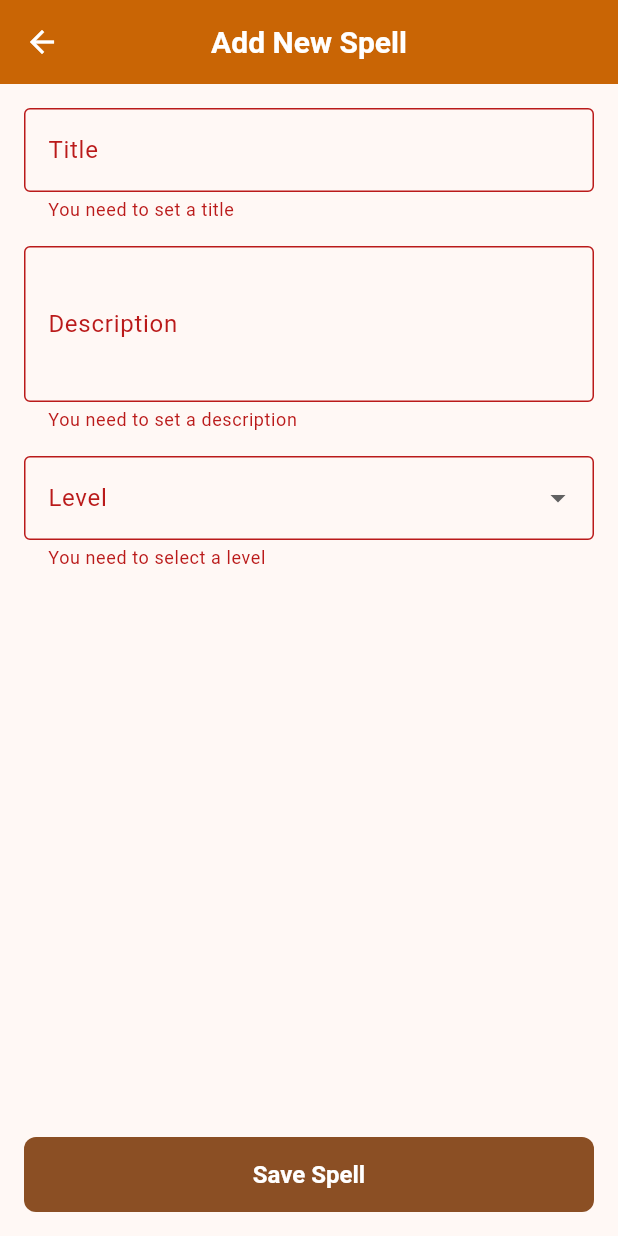
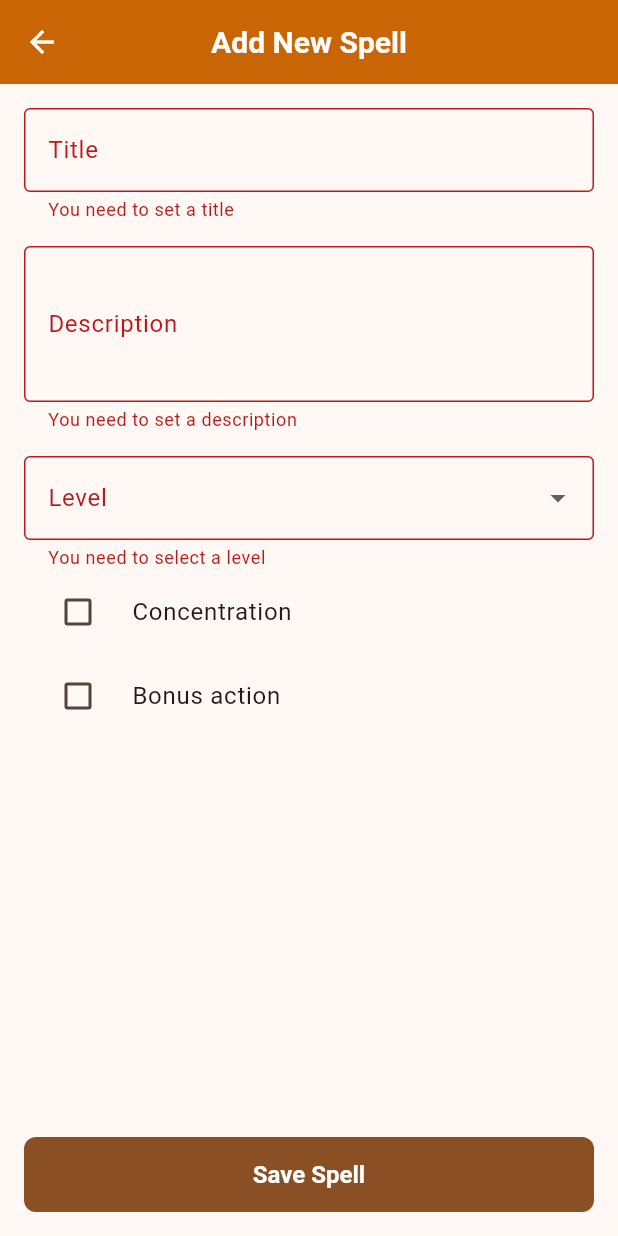
Before and after one commit to STlarner/D-and-D-Spells, a Flutter app: the AddSpellPage screen opened directly, after a tap on "Save Spell", on a phone screen of 412 x 824 dp. Run offline on Flutter 3.47's test engine with Material 3 defaults, Android fonts, the phone set to English and light mode, and no system bars; our stand-ins replace shared_preferences; accounts and stored records are empty.

Commit message:
Aggiunte checkbox per incantesimi su concentrazione e lancio bonus

```diff
--- a/lib/models/spell.dart
+++ b/lib/models/spell.dart
@@ -5,11 +5,15 @@ class Spell {
   final String title;
   final String description;
   final int level;
+  final bool isConcentration;
+  final bool isBonusAction;
 
   Spell({
     required this.id,
     required this.title,
     required this.description,
+    required this.isConcentration,
+    required this.isBonusAction,
     this.level = 1,
   });
 
@@ -19,6 +23,8 @@ class Spell {
       title: json['title'],
       description: json['description'],
       level: json['level'],
+      isConcentration: json['isConcentration'],
+      isBonusAction: json['isBonusAction']
     );
   }
 
@@ -26,5 +32,7 @@ class Spell {
     'title': title,
     'description': description,
     'level': level,
+    'isConcentration': isConcentration,
+    'isBonusAction': isBonusAction
   };
 }
--- a/lib/ui/add_spell_page.dart
+++ b/lib/ui/add_spell_page.dart
@@ -17,6 +17,8 @@ class _AddSpellPageState extends State<AddSpellPage> {
   final _titleController = TextEditingController();
   final _descController = TextEditingController();
   int? _selectedLevel;
+  bool _isConcentration = false;
+  bool _isBonusAction = false;
 
   @override
   void initState() {
@@ -25,6 +27,7 @@ class _AddSpellPageState extends State<AddSpellPage> {
       _titleController.text = widget.spell!.title;
       _descController.text = widget.spell!.description;
       _selectedLevel = widget.spell!.level;
+      _isConcentration = widget.spell!.isConcentration;
     }
   }
 
@@ -42,6 +45,8 @@ class _AddSpellPageState extends State<AddSpellPage> {
         title: _titleController.text.trim(),
         description: _descController.text.trim(),
         level: _selectedLevel!,
+        isConcentration: _isConcentration,
+        isBonusAction: _isBonusAction
       );
       if (widget.spell != null) {
         // Editing existing spell
@@ -111,6 +116,29 @@ class _AddSpellPageState extends State<AddSpellPage> {
                 validator: (value) =>
                     value == null ? 'You need to select a level' : null,
               ),
+
+              CheckboxListTile(
+                title: const Text('Concentration'),
+                value: _isConcentration,
+                onChanged: (bool? value) {
+                  setState(() {
+                    _isConcentration = value ?? false;
+                  });
+                },
+                controlAffinity: ListTileControlAffinity.leading,
+              ),
+
+              CheckboxListTile(
+                title: const Text('Bonus action'),
+                value: _isBonusAction,
+                onChanged: (bool? value) {
+                  setState(() {
+                    _isBonusAction = value ?? false;
+                  });
+                },
+                controlAffinity: ListTileControlAffinity.leading,
+              ),
+
               const SizedBox(height: 24),
             ],
           ),
--- a/lib/ui/spell_detail_page.dart
+++ b/lib/ui/spell_detail_page.dart
@@ -60,6 +60,10 @@ class SpellDetailPage extends StatelessWidget {
                   _buildLabelValue('Description', spell.description),
                   const SizedBox(height: 16),
                   _buildLabelValue('Level', spell.level.toString()),
+                  const SizedBox(height: 16),
+                  _buildLabelValue('Is concentration', spell.isConcentration.toString()),
+                  const SizedBox(height: 16),
+                  _buildLabelValue('Is bonus action', spell.isBonusAction.toString()),
                 ],
               ),
             ),
```
Also changed, not shown: lib/ui/home_page.dart (+17 -1 lines).
